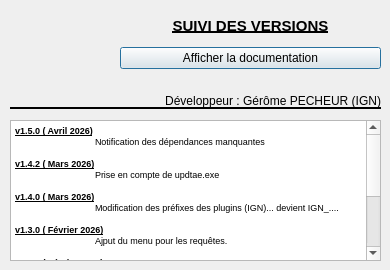
This is aproposde.ui in IGNF/maitre-qgis-plugin as Qt 5 draws it before an edit. The edited form follows.
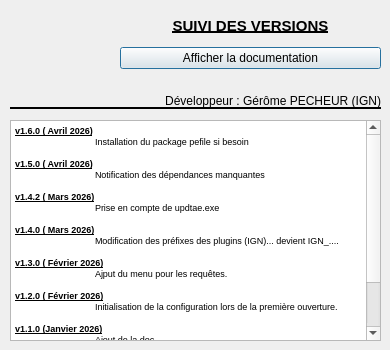
This is the edited form. Icons and pictures are not drawn.

Commit message: installation du package pefile si besoin

```diff
--- a/aproposde.ui
+++ b/aproposde.ui
@@ -7,19 +7,19 @@
     <x>0</x>
     <y>0</y>
     <width>390</width>
-    <height>270</height>
+    <height>350</height>
    </rect>
   </property>
   <property name="minimumSize">
    <size>
     <width>390</width>
-    <height>270</height>
+    <height>350</height>
    </size>
   </property>
   <property name="maximumSize">
    <size>
     <width>390</width>
-    <height>270</height>
+    <height>350</height>
    </size>
   </property>
   <property name="windowTitle">
@@ -89,7 +89,7 @@
      <x>10</x>
      <y>120</y>
      <width>371</width>
-     <height>141</height>
+     <height>221</height>
     </rect>
    </property>
    <property name="readOnly">
@@ -100,6 +100,9 @@
 &lt;html&gt;&lt;head&gt;&lt;meta name=&quot;qrichtext&quot; content=&quot;1&quot; /&gt;&lt;style type=&quot;text/css&quot;&gt;
 p, li { white-space: pre-wrap; }
 &lt;/style&gt;&lt;/head&gt;&lt;body style=&quot; font-family:'MS Shell Dlg 2'; font-size:8.25pt; font-weight:400; font-style:normal;&quot;&gt;
+&lt;p style=&quot; margin-top:0px; margin-bottom:0px; margin-left:0px; margin-right:0px; -qt-block-indent:0; text-indent:0px;&quot;&gt;&lt;span style=&quot; font-size:7pt; font-weight:600; text-decoration: underline;&quot;&gt;v1.6.0 ( Avril 2026)&lt;/span&gt;&lt;/p&gt;
+&lt;p style=&quot; margin-top:0px; margin-bottom:0px; margin-left:0px; margin-right:0px; -qt-block-indent:0; text-indent:0px;&quot;&gt;&lt;span style=&quot; font-size:7pt;&quot;&gt;	&lt;/span&gt;&lt;span style=&quot; font-family:'JetBrains Mono','monospace'; font-size:7pt; color:#000000;&quot;&gt;Installation du package pefile si besoin&lt;/span&gt;&lt;/p&gt;
+&lt;p style=&quot;-qt-paragraph-type:empty; margin-top:0px; margin-bottom:0px; margin-left:0px; margin-right:0px; -qt-block-indent:0; text-indent:0px; font-family:'JetBrains Mono','monospace'; font-size:7pt; color:#000000;&quot;&gt;&lt;br /&gt;&lt;/p&gt;
 &lt;p style=&quot; margin-top:0px; margin-bottom:0px; margin-left:0px; margin-right:0px; -qt-block-indent:0; text-indent:0px;&quot;&gt;&lt;span style=&quot; font-size:7pt; font-weight:600; text-decoration: underline;&quot;&gt;v1.5.0 ( Avril 2026)&lt;/span&gt;&lt;/p&gt;
 &lt;p style=&quot; margin-top:0px; margin-bottom:0px; margin-left:0px; margin-right:0px; -qt-block-indent:0; text-indent:0px;&quot;&gt;&lt;span style=&quot; font-size:7pt;&quot;&gt;	&lt;/span&gt;&lt;span style=&quot; font-family:'JetBrains Mono','monospace'; font-size:7pt; color:#000000;&quot;&gt;Notification des dépendances manquantes&lt;/span&gt;&lt;/p&gt;
 &lt;p style=&quot;-qt-paragraph-type:empty; margin-top:0px; margin-bottom:0px; margin-left:0px; margin-right:0px; -qt-block-indent:0; text-indent:0px; font-size:7pt;&quot;&gt;&lt;br /&gt;&lt;/p&gt;
```
The commit also changes 5 other files.
